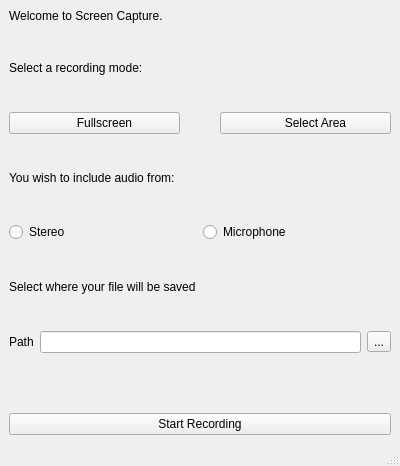
The window that TestScreenDer/TestScreenDer/mainwindow.ui (cheina97/ScreenRecorderQT) describes before a commit, drawn with Qt 5.
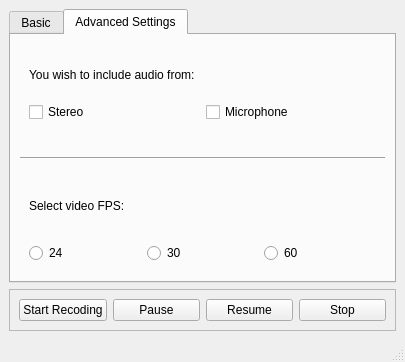
The same window after the commit. The open tabs and pages were chosen to show the change.

Commit message: Due tab in main window

The edit to the form file:
```diff
--- a/TestScreenDer/TestScreenDer/mainwindow.ui
+++ b/TestScreenDer/TestScreenDer/mainwindow.ui
@@ -6,8 +6,8 @@
    <rect>
     <x>0</x>
     <y>0</y>
-    <width>400</width>
-    <height>466</height>
+    <width>405</width>
+    <height>362</height>
    </rect>
   </property>
   <property name="windowTitle">
@@ -16,20 +16,26 @@
   <widget class="QWidget" name="centralwidget">
    <layout class="QVBoxLayout" name="verticalLayout_2">
     <item>
-     <widget class="QLabel" name="label">
-      <property name="sizePolicy">
-       <sizepolicy hsizetype="Preferred" vsizetype="Fixed">
-        <horstretch>0</horstretch>
-        <verstretch>0</verstretch>
-       </sizepolicy>
+     <widget class="QTabWidget" name="tabWidget">
+      <property name="currentIndex">
+       <number>0</number>
       </property>
-      <property name="text">
-       <string>Welcome to Screen Capture.</string>
-      </property>
-     </widget>
-    </item>
+      <widget class="QWidget" name="tab_1">
+       <attribute name="title">
+        <string>Basic</string>
+       </attribute>
+       <layout class="QVBoxLayout" name="verticalLayout_3">
+        <item>
+         <widget class="QWidget" name="widget" native="true">
+          <layout class="QVBoxLayout" name="verticalLayout">
     <item>
      <widget class="QLabel" name="label_5">
+             <property name="sizePolicy">
+              <sizepolicy hsizetype="Preferred" vsizetype="Preferred">
+               <horstretch>0</horstretch>
+               <verstretch>0</verstretch>
+              </sizepolicy>
+             </property>
       <property name="text">
        <string>Select a recording mode:</string>
       </property>
@@ -63,32 +69,39 @@
      </layout>
     </item>
     <item>
-     <widget class="QLabel" name="label_2">
-      <property name="text">
-       <string>You wish to include audio from:</string>
-      </property>
-     </widget>
-    </item>
-    <item>
-     <layout class="QHBoxLayout" name="horizontalLayout_2">
-      <item>
-       <widget class="QRadioButton" name="radioButtonStereo">
-        <property name="text">
-         <string>Stereo</string>
-        </property>
-       </widget>
-      </item>
-      <item>
-       <widget class="QRadioButton" name="radioButtonMicrophone">
-        <property name="text">
-         <string>Microphone</string>
-        </property>
-       </widget>
-      </item>
-     </layout>
-    </item>
+            <spacer name="horizontalSpacer">
+             <property name="orientation">
+              <enum>Qt::Horizontal</enum>
+             </property>
+             <property name="sizeHint" stdset="0">
+              <size>
+               <width>40</width>
+               <height>20</height>
+              </size>
+             </property>
+            </spacer>
+           </item>
+          </layout>
+         </widget>
+        </item>
+        <item>
+         <widget class="Line" name="line">
+          <property name="orientation">
+           <enum>Qt::Horizontal</enum>
+          </property>
+         </widget>
+        </item>
+        <item>
+         <widget class="QWidget" name="widget_2" native="true">
+          <layout class="QVBoxLayout" name="verticalLayout_5">
     <item>
      <widget class="QLabel" name="label_4">
+             <property name="sizePolicy">
+              <sizepolicy hsizetype="Preferred" vsizetype="Preferred">
+               <horstretch>0</horstretch>
+               <verstretch>0</verstretch>
+              </sizepolicy>
+             </property>
       <property name="text">
        <string>Select where your file will be saved</string>
       </property>
@@ -96,6 +109,9 @@
     </item>
     <item>
      <layout class="QFormLayout" name="formLayout_2">
+             <property name="verticalSpacing">
+              <number>6</number>
+             </property>
       <item row="0" column="0">
        <widget class="QLabel" name="label_3">
         <property name="text">
@@ -119,11 +135,153 @@
       </item>
      </layout>
     </item>
+          </layout>
+         </widget>
+        </item>
+       </layout>
+      </widget>
+      <widget class="QWidget" name="tab_2">
+       <attribute name="title">
+        <string>Advanced Settings</string>
+       </attribute>
+       <layout class="QVBoxLayout" name="verticalLayout_4">
+        <item>
+         <widget class="QWidget" name="widget_3" native="true">
+          <layout class="QVBoxLayout" name="verticalLayout_6">
+           <item>
+            <widget class="QLabel" name="label_2">
+             <property name="text">
+              <string>You wish to include audio from:</string>
+             </property>
+            </widget>
+           </item>
+           <item>
+            <layout class="QHBoxLayout" name="horizontalLayout_2">
+             <item>
+              <widget class="QCheckBox" name="checkBoxStereo">
+               <property name="text">
+                <string>Stereo</string>
+               </property>
+              </widget>
+             </item>
+             <item>
+              <widget class="QCheckBox" name="checkBoxMicrophone">
+               <property name="text">
+                <string>Microphone</string>
+               </property>
+              </widget>
+             </item>
+            </layout>
+           </item>
+           <item>
+            <spacer name="horizontalSpacer_2">
+             <property name="orientation">
+              <enum>Qt::Horizontal</enum>
+             </property>
+             <property name="sizeHint" stdset="0">
+              <size>
+               <width>40</width>
+               <height>20</height>
+              </size>
+             </property>
+            </spacer>
+           </item>
+          </layout>
+         </widget>
+        </item>
+        <item>
+         <widget class="Line" name="line_2">
+          <property name="orientation">
+           <enum>Qt::Horizontal</enum>
+          </property>
+         </widget>
+        </item>
+        <item>
+         <widget class="QWidget" name="widget_4" native="true">
+          <layout class="QVBoxLayout" name="verticalLayout_7">
+           <item>
+            <widget class="QLabel" name="label">
+             <property name="text">
+              <string>Select video FPS:</string>
+             </property>
+            </widget>
+           </item>
+           <item>
+            <layout class="QHBoxLayout" name="horizontalLayout_6">
+             <item>
+              <widget class="QRadioButton" name="radioButton">
+               <property name="text">
+                <string>24</string>
+               </property>
+              </widget>
+             </item>
+             <item>
+              <widget class="QRadioButton" name="radioButton_2">
+               <property name="text">
+                <string>30</string>
+               </property>
+              </widget>
+             </item>
+             <item>
+              <widget class="QRadioButton" name="radioButton_3">
+               <property name="text">
+                <string>60 </string>
+               </property>
+              </widget>
+             </item>
+            </layout>
+           </item>
+          </layout>
+         </widget>
+        </item>
+       </layout>
+      </widget>
+     </widget>
+    </item>
+    <item>
+     <widget class="QFrame" name="frame">
+      <property name="sizePolicy">
+       <sizepolicy hsizetype="Minimum" vsizetype="Fixed">
+        <horstretch>0</horstretch>
+        <verstretch>0</verstretch>
+       </sizepolicy>
+      </property>
+      <property name="frameShape">
+       <enum>QFrame::StyledPanel</enum>
+      </property>
+      <property name="frameShadow">
+       <enum>QFrame::Raised</enum>
+      </property>
+      <layout class="QHBoxLayout" name="horizontalLayout_5">
     <item>
      <widget class="QPushButton" name="pushButtonStart">
       <property name="text">
-       <string>Start Recording</string>
-      </property>
+          <string>Start Recoding</string>
+         </property>
+        </widget>
+       </item>
+       <item>
+        <widget class="QPushButton" name="pushButtonPause">
+         <property name="text">
+          <string>Pause</string>
+         </property>
+        </widget>
+       </item>
+       <item>
+        <widget class="QPushButton" name="pushButtonResume">
+         <property name="text">
+          <string>Resume</string>
+         </property>
+        </widget>
+       </item>
+       <item>
+        <widget class="QPushButton" name="pushButtonStop">
+         <property name="text">
+          <string>Stop</string>
+         </property>
+        </widget>
+       </item>
+      </layout>
      </widget>
     </item>
    </layout>
```
Left out of the diff: 7 changed lines with no effect on the pictures. Lines whose indentation alone changed are shown as unchanged. The commit also changes 2 other files.
